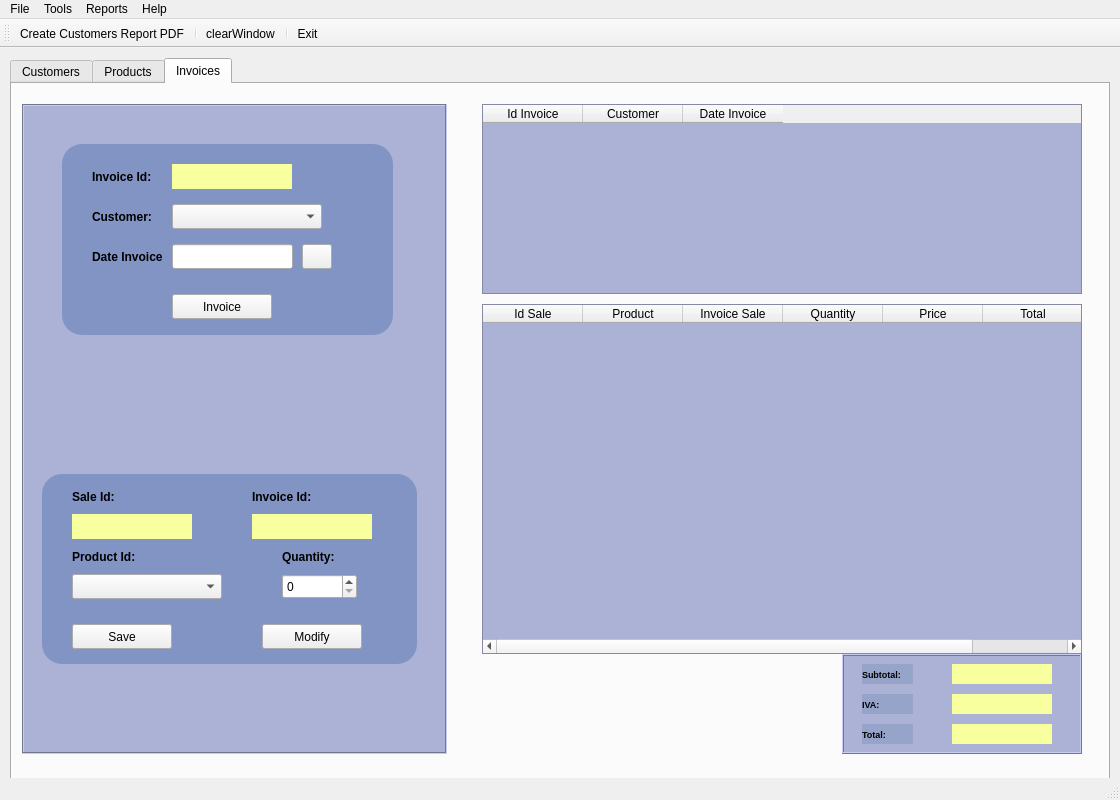
The window that RibasGonzalezR/templates/MainWindow.ui (DiegoSabir/InterfaceDevelopment) describes before a commit, drawn with Qt 5.
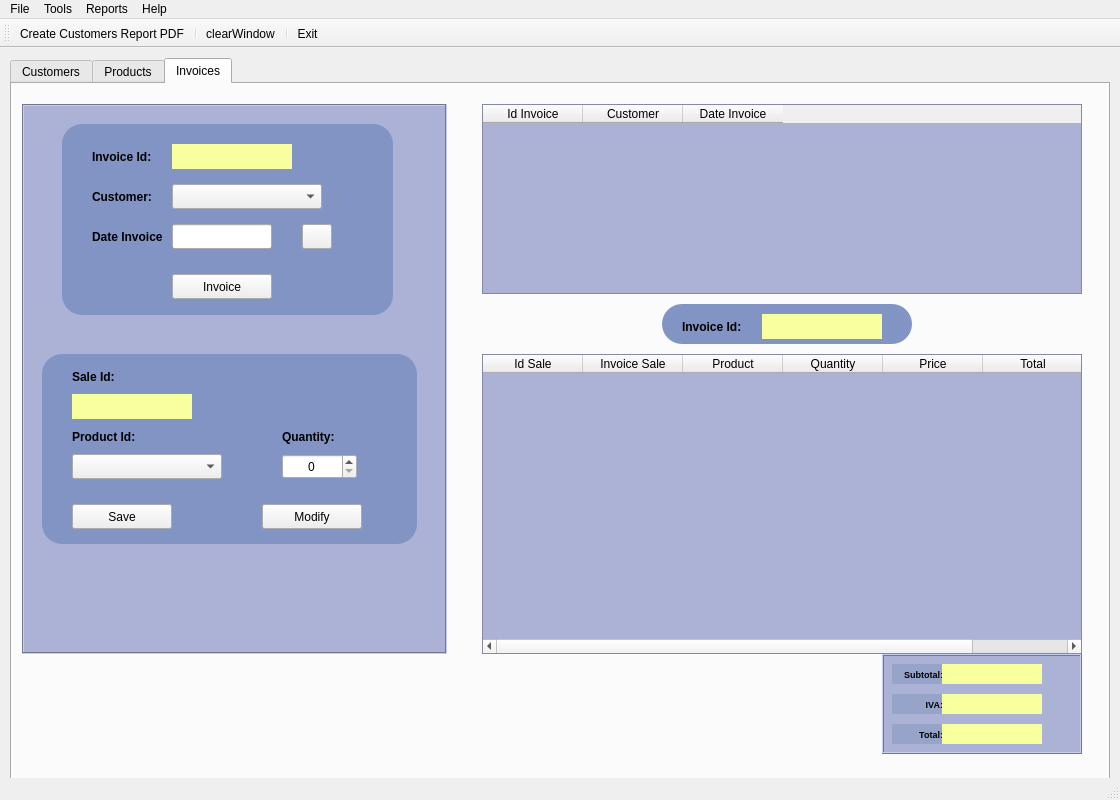
The same window after the commit. The open tabs and pages were chosen to show the change. Icons and pictures are not drawn.

What changed in the file:
```diff
--- a/RibasGonzalezR/templates/MainWindow.ui
+++ b/RibasGonzalezR/templates/MainWindow.ui
@@ -1332,7 +1332,7 @@
         <x>10</x>
         <y>20</y>
         <width>425</width>
-        <height>650</height>
+        <height>550</height>
        </rect>
       </property>
       <property name="sizePolicy">
@@ -1344,13 +1344,13 @@
       <property name="minimumSize">
        <size>
         <width>425</width>
-        <height>650</height>
+        <height>550</height>
        </size>
       </property>
       <property name="maximumSize">
        <size>
         <width>425</width>
-        <height>650</height>
+        <height>550</height>
        </size>
       </property>
       <property name="styleSheet">
@@ -1384,7 +1384,7 @@
        <property name="geometry">
         <rect>
          <x>40</x>
-         <y>40</y>
+         <y>20</y>
          <width>331</width>
          <height>191</height>
         </rect>
@@ -1406,19 +1406,19 @@
          <rect>
           <x>110</x>
           <y>100</y>
-          <width>121</width>
+          <width>100</width>
           <height>25</height>
          </rect>
         </property>
         <property name="minimumSize">
          <size>
-          <width>0</width>
+          <width>100</width>
           <height>25</height>
          </size>
         </property>
         <property name="maximumSize">
          <size>
-          <width>16777215</width>
+          <width>100</width>
           <height>25</height>
          </size>
         </property>
@@ -1640,7 +1640,7 @@
        <property name="geometry">
         <rect>
          <x>20</x>
-         <y>370</y>
+         <y>250</y>
          <width>375</width>
          <height>190</height>
         </rect>
@@ -1896,84 +1896,19 @@
           <height>25</height>
          </size>
         </property>
-       </widget>
-       <widget class="QLabel" name="txtIdInvoiceSale">
-        <property name="geometry">
-         <rect>
-          <x>210</x>
-          <y>40</y>
-          <width>120</width>
-          <height>25</height>
-         </rect>
-        </property>
-        <property name="sizePolicy">
-         <sizepolicy hsizetype="Fixed" vsizetype="Fixed">
-          <horstretch>0</horstretch>
-          <verstretch>0</verstretch>
-         </sizepolicy>
-        </property>
-        <property name="minimumSize">
-         <size>
-          <width>120</width>
-          <height>25</height>
-         </size>
-        </property>
-        <property name="maximumSize">
-         <size>
-          <width>120</width>
-          <height>25</height>
-         </size>
-        </property>
-        <property name="styleSheet">
-         <string notr="true">background-color: rgb(247, 255, 158);</string>
-        </property>
-        <property name="text">
-         <string/>
-        </property>
         <property name="alignment">
          <set>Qt::AlignCenter</set>
         </property>
        </widget>
-       <widget class="QLabel" name="lblIdInvoiceSale">
-        <property name="geometry">
-         <rect>
-          <x>210</x>
-          <y>10</y>
-          <width>70</width>
-          <height>25</height>
-         </rect>
-        </property>
-        <property name="minimumSize">
-         <size>
-          <width>70</width>
-          <height>25</height>
-         </size>
-        </property>
-        <property name="maximumSize">
-         <size>
-          <width>70</width>
-          <height>25</height>
-         </size>
-        </property>
-        <property name="font">
-         <font>
-          <weight>75</weight>
-          <bold>true</bold>
-         </font>
-        </property>
-        <property name="text">
-         <string>Invoice Id:</string>
-        </property>
-       </widget>
       </widget>
      </widget>
      <widget class="QTableWidget" name="tabSale">
       <property name="geometry">
        <rect>
         <x>470</x>
-        <y>220</y>
+        <y>270</y>
         <width>600</width>
-        <height>350</height>
+        <height>300</height>
        </rect>
       </property>
       <property name="sizePolicy">
@@ -1985,13 +1920,13 @@
       <property name="minimumSize">
        <size>
         <width>600</width>
-        <height>350</height>
+        <height>300</height>
        </size>
       </property>
       <property name="maximumSize">
        <size>
         <width>600</width>
-        <height>350</height>
+        <height>300</height>
        </size>
       </property>
       <property name="palette">
@@ -2274,16 +2209,16 @@
         <string>Id Sale</string>
        </property>
       </column>
-      <column>
-       <property name="text">
-        <string>Product</string>
-       </property>
-      </column>
       <column>
        <property name="text">
         <string>Invoice Sale</string>
        </property>
       </column>
+      <column>
+       <property name="text">
+        <string>Product</string>
+       </property>
+      </column>
       <column>
        <property name="text">
         <string>Quantity</string>
@@ -2303,21 +2238,21 @@
      <widget class="QFrame" name="frame_6">
       <property name="geometry">
        <rect>
-        <x>830</x>
+        <x>870</x>
         <y>570</y>
-        <width>240</width>
+        <width>200</width>
         <height>100</height>
        </rect>
       </property>
       <property name="minimumSize">
        <size>
-        <width>240</width>
+        <width>200</width>
         <height>100</height>
        </size>
       </property>
       <property name="maximumSize">
        <size>
-        <width>240</width>
+        <width>200</width>
         <height>100</height>
        </size>
       </property>
@@ -2356,7 +2291,7 @@
       <widget class="QLabel" name="lblSubtotal">
        <property name="geometry">
         <rect>
-         <x>20</x>
+         <x>10</x>
          <y>10</y>
          <width>51</width>
          <height>20</height>
@@ -2384,11 +2319,14 @@
        <property name="text">
         <string>Subtotal:</string>
        </property>
+       <property name="alignment">
+        <set>Qt::AlignRight|Qt::AlignTrailing|Qt::AlignVCenter</set>
+       </property>
       </widget>
       <widget class="QLabel" name="lbIVA">
        <property name="geometry">
         <rect>
-         <x>20</x>
+         <x>10</x>
          <y>40</y>
          <width>51</width>
          <height>20</height>
@@ -2416,11 +2354,14 @@
        <property name="text">
         <string>IVA:</string>
        </property>
+       <property name="alignment">
+        <set>Qt::AlignRight|Qt::AlignTrailing|Qt::AlignVCenter</set>
+       </property>
       </widget>
       <widget class="QLabel" name="lblTotal">
        <property name="geometry">
         <rect>
-         <x>20</x>
+         <x>10</x>
          <y>70</y>
          <width>51</width>
          <height>20</height>
@@ -2448,11 +2389,14 @@
        <property name="text">
         <string>Total:</string>
        </property>
+       <property name="alignment">
+        <set>Qt::AlignRight|Qt::AlignTrailing|Qt::AlignVCenter</set>
+       </property>
       </widget>
       <widget class="QLabel" name="txtSubtotal">
        <property name="geometry">
         <rect>
-         <x>110</x>
+         <x>60</x>
          <y>10</y>
          <width>100</width>
          <height>20</height>
@@ -2489,7 +2433,7 @@
       <widget class="QLabel" name="txtIVA">
        <property name="geometry">
         <rect>
-         <x>110</x>
+         <x>60</x>
          <y>40</y>
          <width>100</width>
          <height>20</height>
@@ -2526,7 +2470,7 @@
       <widget class="QLabel" name="txtTotal">
        <property name="geometry">
         <rect>
-         <x>110</x>
+         <x>60</x>
          <y>70</y>
          <width>100</width>
          <height>20</height>
@@ -2879,6 +2823,112 @@
        </property>
       </column>
      </widget>
+     <widget class="QFrame" name="panelFacturacionGeneral_3">
+      <property name="geometry">
+       <rect>
+        <x>650</x>
+        <y>220</y>
+        <width>250</width>
+        <height>40</height>
+       </rect>
+      </property>
+      <property name="minimumSize">
+       <size>
+        <width>250</width>
+        <height>40</height>
+       </size>
+      </property>
+      <property name="maximumSize">
+       <size>
+        <width>250</width>
+        <height>40</height>
+       </size>
+      </property>
+      <property name="styleSheet">
+       <string notr="true">QFrame{
+	border-radius: 20px;
+	background-color: #8294C4;
+}
+
+QRadioButton{
+	background-color: #8294C4;
+}</string>
+      </property>
+      <property name="frameShape">
+       <enum>QFrame::StyledPanel</enum>
+      </property>
+      <property name="frameShadow">
+       <enum>QFrame::Raised</enum>
+      </property>
+      <widget class="QLabel" name="lblIdInvoiceSale">
+       <property name="geometry">
+        <rect>
+         <x>20</x>
+         <y>10</y>
+         <width>70</width>
+         <height>25</height>
+        </rect>
+       </property>
+       <property name="minimumSize">
+        <size>
+         <width>70</width>
+         <height>25</height>
+        </size>
+       </property>
+       <property name="maximumSize">
+        <size>
+         <width>70</width>
+         <height>25</height>
+        </size>
+       </property>
+       <property name="font">
+        <font>
+         <weight>75</weight>
+         <bold>true</bold>
+        </font>
+       </property>
+       <property name="text">
+        <string>Invoice Id:</string>
+       </property>
+      </widget>
+      <widget class="QLabel" name="txtIdInvoiceSale">
+       <property name="geometry">
+        <rect>
+         <x>100</x>
+         <y>10</y>
+         <width>120</width>
+         <height>25</height>
+        </rect>
+       </property>
+       <property name="sizePolicy">
+        <sizepolicy hsizetype="Fixed" vsizetype="Fixed">
+         <horstretch>0</horstretch>
+         <verstretch>0</verstretch>
+        </sizepolicy>
+       </property>
+       <property name="minimumSize">
+        <size>
+         <width>120</width>
+         <height>25</height>
+        </size>
+       </property>
+       <property name="maximumSize">
+        <size>
+         <width>120</width>
+         <height>25</height>
+        </size>
+       </property>
+       <property name="styleSheet">
+        <string notr="true">background-color: rgb(247, 255, 158);</string>
+       </property>
+       <property name="text">
+        <string/>
+       </property>
+       <property name="alignment">
+        <set>Qt::AlignCenter</set>
+       </property>
+      </widget>
+     </widget>
      <zorder>frame_5</zorder>
      <zorder>frame_6</zorder>
      <zorder>tabSale</zorder>
```
Left out of the diff: 90 changed lines with no effect on the pictures.
